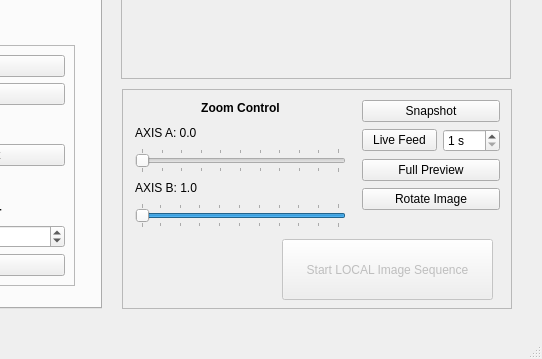
Before: the Qt Designer form _ui/FlashLapse_CP.ui in CoCl-Jerry/Flashlapse_Dev, drawn with Qt 5; both pictures show x 738 to 1280 and y 331 to 690 of the 1280 by 690 pixel window.
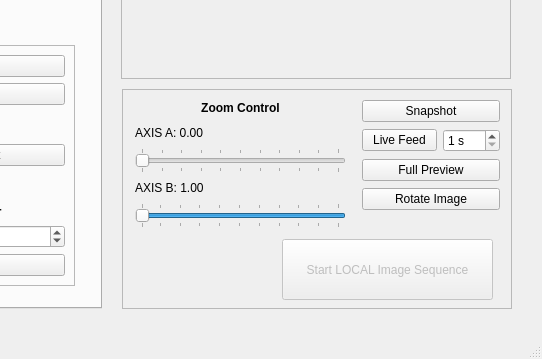
After: the same form once the commit is applied. The open tabs and pages were chosen to show the change. Icons and pictures are not drawn.

```diff
--- a/_ui/FlashLapse_CP.ui
+++ b/_ui/FlashLapse_CP.ui
@@ -1568,7 +1568,7 @@
       <item>
        <widget class="QLabel" name="xAxis_label">
         <property name="text">
-         <string>AXIS A: 0.0</string>
+         <string>AXIS A: 0.00</string>
         </property>
        </widget>
       </item>
@@ -1588,7 +1588,7 @@
       <item>
        <widget class="QLabel" name="yAxis_label">
         <property name="text">
-         <string>AXIS B: 1.0</string>
+         <string>AXIS B: 1.00</string>
         </property>
        </widget>
       </item>
```
Left out of the diff: 2 changed lines with no effect on the pictures.
